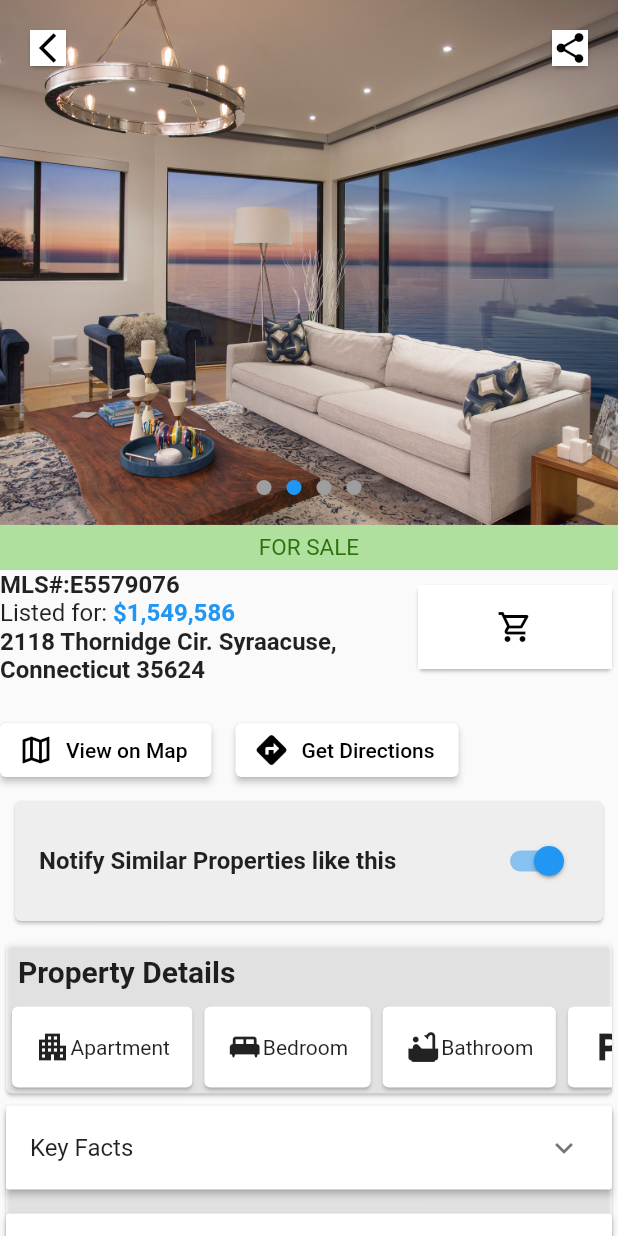
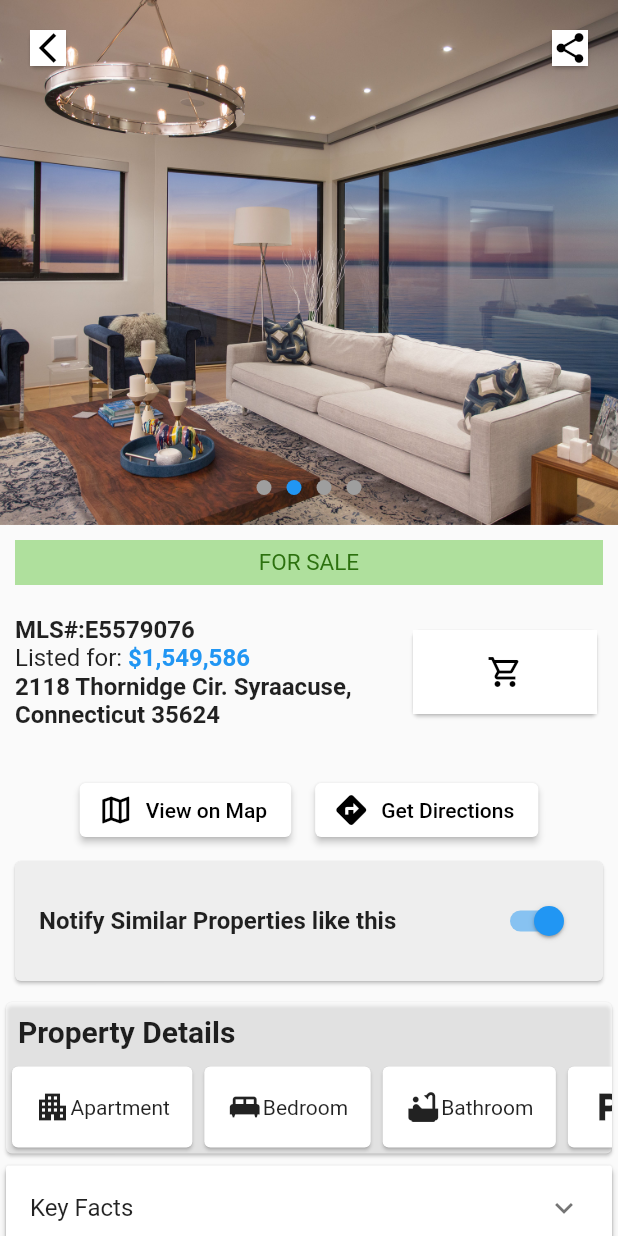
Before and after one commit to SlaydeSequeira/FlutterInternship, a Flutter app: the screen it shows after launch, swiped to page 2, on a phone screen of 412 x 824 dp. Run offline on Flutter 3.47's test engine with Material 2 defaults, Android fonts, the light colour scheme and no system bars.

Commit message:
version 8

```diff
--- a/lib/main.dart
+++ b/lib/main.dart
@@ -21,6 +21,7 @@ class MyApp extends StatelessWidget {
               ),
               SizedBox(height: 0), // Add blank space on top
               Container(
+                margin: EdgeInsets.fromLTRB(10, 10, 10,10),
                 height: 30,
                 color: L, // Green background
                 child: Center(
@@ -34,7 +35,8 @@ class MyApp extends StatelessWidget {
                 ),
               ),
               SizedBox(height: 0), // Add spacing between text and buttons
-              Row(
+              Container( margin: EdgeInsets.fromLTRB(10, 10, 10,10),
+              child:Row(
                 children: [
                   Expanded(
                     flex: 2,
@@ -96,8 +98,11 @@ class MyApp extends StatelessWidget {
                   ),
                 ],
               ),
+              ),
               SizedBox(height: 20), // Add spacing between text and buttons
-              Row(
+              Container(
+              child:Row(
+                mainAxisAlignment: MainAxisAlignment.center,
                 children: [
                   Flexible(
                     flex: 1,
@@ -133,6 +138,7 @@ class MyApp extends StatelessWidget {
                     ),
                   ),
                 ],
+              ),
               ),
               Card(
                 color: Colors.grey[200],
@@ -280,15 +286,21 @@ class MyApp extends StatelessWidget {
                         child: Column(
                           children: [
                             ListTile(
-                                  title: Text('List 08.05.2022'),
-                                  subtitle: Text('Listed for \$1,549,586\nMSI#: E5579076'),
-                                ),
-                                ListTile(
-                                  trailing: Container(
+                              title: Row(
+                                mainAxisAlignment: MainAxisAlignment.spaceBetween,
+                                children: [
+                                  Text('List 08.05.2022'),
+                                  Column(
+                                    children: [
+                                      Container(
                                         padding: EdgeInsets.symmetric(vertical: 4, horizontal: 8),
+                                        alignment: Alignment.topLeft,
                                         decoration: BoxDecoration(
                                           color: Colors.green,
-                                      borderRadius: BorderRadius.circular(4),
+                                          borderRadius: BorderRadius.only(
+                                            topRight: Radius.circular(4),
+                                            bottomRight: Radius.circular(4),
+                                          ),
                                         ),
                                         child: Text(
                                           'Sold',
@@ -298,8 +310,23 @@ class MyApp extends StatelessWidget {
                                           ),
                                         ),
                                       ),
-                                  title: Text('Sold for \$1,549,586'),
+                                      Text(
+                                        'Sold for \$1,549,586',
+                                        style: TextStyle(fontWeight: FontWeight.bold, fontSize: 15),
                                       ),
+                                    ],
+                                  ),
+                                ],
+                              ),
+                              subtitle: Column(
+                                crossAxisAlignment: CrossAxisAlignment.start,
+                                children: [
+                                  Text('Listed for \$1,549,586'),
+                                  Text('MSI#: E5579076'),
+                                ],
+                              ),
+                            ),
+                            SizedBox(height: 8),
                           ],
                         ),
                       ),
@@ -309,15 +336,21 @@ class MyApp extends StatelessWidget {
                             child: Column(
                               children: [
                                 ListTile(
-                                  title: Text('List 08.05.2022'),
-                                  subtitle: Text('Listed for \$1,549,586\nMSI#: E5579076'),
-                                ),
-                                ListTile(
-                                  trailing: Container(
+                                  title: Row(
+                                    mainAxisAlignment: MainAxisAlignment.spaceBetween,
+                                    children: [
+                                      Text('List 08.05.2022'),
+                                      Column(
+                                        children: [
+                                          Container(
                                             padding: EdgeInsets.symmetric(vertical: 4, horizontal: 8),
+                                            alignment: Alignment.topLeft,
                                             decoration: BoxDecoration(
                                               color: Colors.green,
-                                      borderRadius: BorderRadius.circular(4),
+                                              borderRadius: BorderRadius.only(
+                                                topRight: Radius.circular(4),
+                                                bottomRight: Radius.circular(4),
+                                              ),
                                             ),
                                             child: Text(
                                               'Sold',
@@ -327,8 +360,23 @@ class MyApp extends StatelessWidget {
                                               ),
                                             ),
                                           ),
-                                  title: Text('Sold for \$1,549,586'),
+                                          Text(
+                                            'Sold for \$1,549,586',
+                                            style: TextStyle(fontWeight: FontWeight.bold, fontSize: 15),
                                           ),
+                                        ],
+                                      ),
+                                    ],
+                                  ),
+                                  subtitle: Column(
+                                    crossAxisAlignment: CrossAxisAlignment.start,
+                                    children: [
+                                      Text('Listed for \$1,549,586'),
+                                      Text('MSI#: E5579076'),
+                                    ],
+                                  ),
+                                ),
+                                SizedBox(height: 8),
                               ],
                             ),
                           ),
@@ -338,18 +386,23 @@ class MyApp extends StatelessWidget {
                             child: Column(
                               children: [
                                 ListTile(
-                                  title: Text('List 08.05.2022'),
-                                  subtitle: Text('Listed for \$1,549,586\nMSI#: E5579076'),
-                                ),
-                                ListTile(
-                                  trailing: Container(
+                                  title: Row(
+                                    mainAxisAlignment: MainAxisAlignment.spaceBetween,
+                                    children: [
+                                      Text('List 08.05.2022'),
+                                      Column(
+                                        children: [
+                                          Container(
                                             padding: EdgeInsets.symmetric(vertical: 4, horizontal: 8),
+                                            alignment: Alignment.topLeft,
                                             decoration: BoxDecoration(
                                               color: Colors.green,
-                                      borderRadius: BorderRadius.circular(4),
+                                              borderRadius: BorderRadius.only(
+                                                topRight: Radius.circular(4),
+                                                bottomRight: Radius.circular(4),
                                               ),
-                                    child:
-                                    Text(
+                                            ),
+                                            child: Text(
                                               'Sold',
                                               style: TextStyle(
                                                 color: Colors.white,
@@ -357,8 +410,23 @@ class MyApp extends StatelessWidget {
                                               ),
                                             ),
                                           ),
-                                  title: Text('Sold for \$1,549,586'),
+                                          Text(
+                                            'Sold for \$1,549,586',
+                                            style: TextStyle(fontWeight: FontWeight.bold, fontSize: 15),
                                           ),
+                                        ],
+                                      ),
+                                    ],
+                                  ),
+                                  subtitle: Column(
+                                    crossAxisAlignment: CrossAxisAlignment.start,
+                                    children: [
+                                      Text('Listed for \$1,549,586'),
+                                      Text('MSI#: E5579076'),
+                                    ],
+                                  ),
+                                ),
+                                SizedBox(height: 8),
                               ],
                             ),
                           ),
@@ -476,19 +544,33 @@ class MyApp extends StatelessWidget {
       ),
     ),
 
-
       Container(
         child: Card(
           color: Colors.white60,
           child: ListTile(
-    leading: Icon(Icons.home),
             title: Text('Listing Agency'),
-    subtitle: Text('Courtney Henrey'),
-    trailing: Icon(Icons.phone),
+            subtitle: Column(
+              crossAxisAlignment: CrossAxisAlignment.start,
+              children: [
+                Text('Courtney Henrey'),
+                Text('Business Monitor International'),
+              ],
+            ),
+            trailing: Container(
+              width: 48,
+              height: 48,
+              decoration: BoxDecoration(
+                color: Colors.white,
+                borderRadius: BorderRadius.circular(8),
+              ),
+              child: Icon(
+                Icons.phone,
+                color: Colors.grey,
               ),
             ),
           ),
-
+        ),
+      ),
 
                 ],
                 ),
```
Lines whose indentation alone changed are shown as unchanged.
